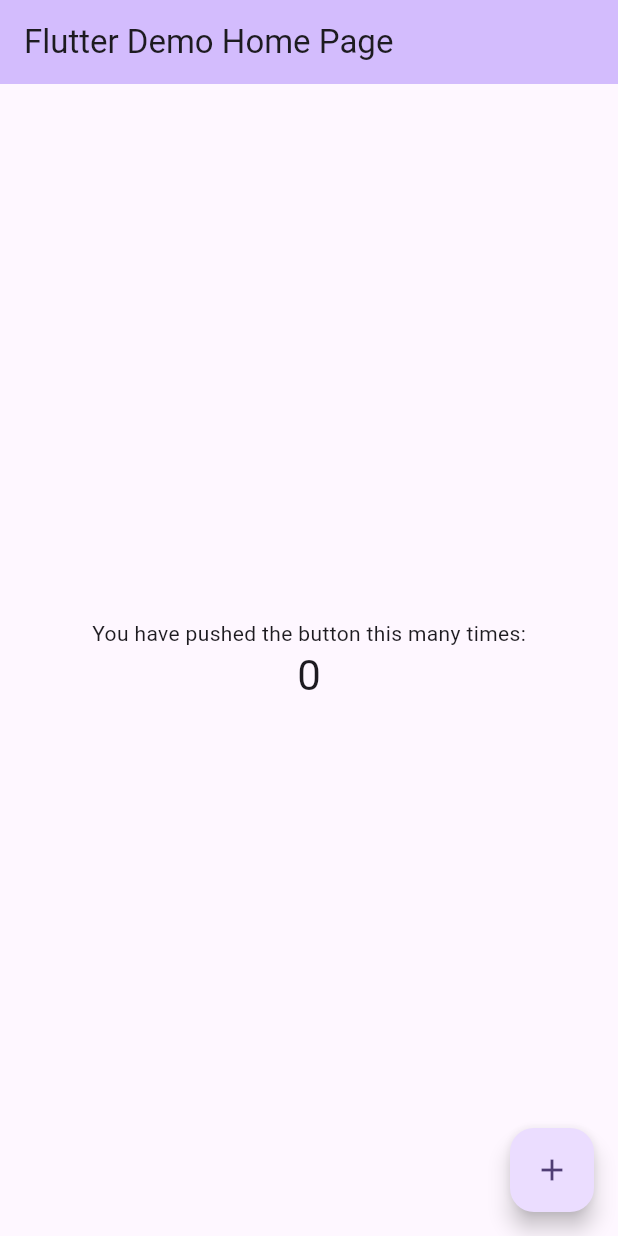
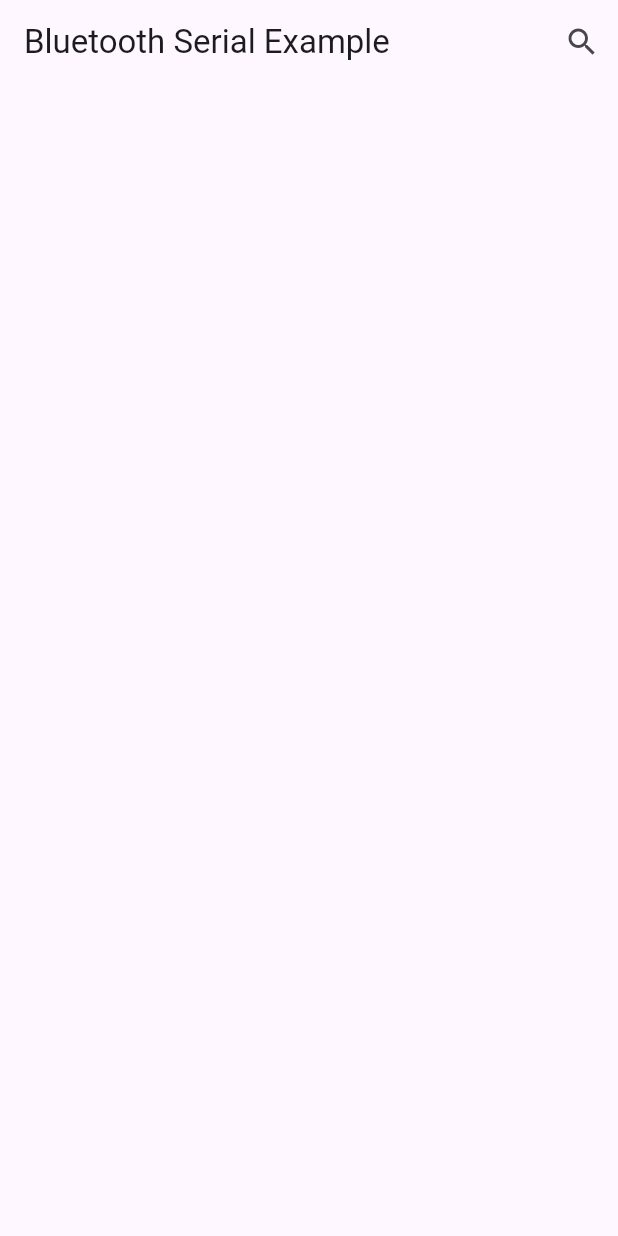
Before and after one commit to Embedded-System-Team1/Flutter, a Flutter app: the screen it shows after launch, on a phone screen of 412 x 824 dp. Run offline on Flutter 3.47's test engine with Material 3 defaults, Android fonts, the light colour scheme and no system bars; our stand-ins replace flutter_blue_plus.

Commit message:
:bug: Modify: flutter_blue_plus 라이브러리 사용

```diff
--- a/lib/main.dart
+++ b/lib/main.dart
@@ -1,125 +1,164 @@
+import 'dart:convert';
+import 'dart:async';
 import 'package:flutter/material.dart';
+import 'package:flutter_blue_plus/flutter_blue_plus.dart';
 
 void main() {
-  runApp(const MyApp());
+  runApp(MyApp());
 }
 
 class MyApp extends StatelessWidget {
-  const MyApp({super.key});
-
-  // This widget is the root of your application.
   @override
   Widget build(BuildContext context) {
     return MaterialApp(
-      title: 'Flutter Demo',
-      theme: ThemeData(
-        // This is the theme of your application.
-        //
-        // TRY THIS: Try running your application with "flutter run". You'll see
-        // the application has a purple toolbar. Then, without quitting the app,
-        // try changing the seedColor in the colorScheme below to Colors.green
-        // and then invoke "hot reload" (save your changes or press the "hot
-        // reload" button in a Flutter-supported IDE, or press "r" if you used
-        // the command line to start the app).
-        //
-        // Notice that the counter didn't reset back to zero; the application
-        // state is not lost during the reload. To reset the state, use hot
-        // restart instead.
-        //
-        // This works for code too, not just values: Most code changes can be
-        // tested with just a hot reload.
-        colorScheme: ColorScheme.fromSeed(seedColor: Colors.deepPurple),
-        useMaterial3: true,
-      ),
-      home: const MyHomePage(title: 'Flutter Demo Home Page'),
+      home: BluetoothSerialExample(),
     );
   }
 }
 
-class MyHomePage extends StatefulWidget {
-  const MyHomePage({super.key, required this.title});
+class BluetoothSerialExample extends StatefulWidget {
+  @override
+  _BluetoothSerialExampleState createState() => _BluetoothSerialExampleState();
+}
 
-  // This widget is the home page of your application. It is stateful, meaning
-  // that it has a State object (defined below) that contains fields that affect
-  // how it looks.
+class _BluetoothSerialExampleState extends State<BluetoothSerialExample> {
+  final List<BluetoothDevice> devicesList = [];
+  BluetoothDevice? connectedDevice;
+  List<BluetoothService>? bluetoothServices;
+  StreamSubscription? scanSubscription;
 
-  // This class is the configuration for the state. It holds the values (in this
-  // case the title) provided by the parent (in this case the App widget) and
-  // used by the build method of the State. Fields in a Widget subclass are
-  // always marked "final".
+  bool isScanning = false;
 
-  final String title;
+  void scanForDevices() {
+    if (isScanning) return;
+
+    setState(() {
+      isScanning = true;
+      devicesList.clear();
+    });
+
+    FlutterBluePlus.startScan(timeout: Duration(seconds: 4));
+    scanSubscription = FlutterBluePlus.scanResults.listen((results) {
+      for (ScanResult result in results) {
+        if (!devicesList.any((device) => device.id == result.device.id)) {
+          setState(() {
+            devicesList.add(result.device);
+          });
+        }
+      }
+    });
+
+    // 스캔 완료 후 상태 업데이트
+    FlutterBluePlus.stopScan().then((_) {
+      setState(() {
+        isScanning = false;
+      });
+    });
+  }
+
+  Future<void> connectToDevice(BluetoothDevice device) async {
+    try {
+      await device.connect();
+      setState(() {
+        connectedDevice = device;
+      });
+
+      bluetoothServices = await device.discoverServices();
+    } catch (e) {
+      print('Error connecting to device: $e');
+    }
+  }
+
+  void disconnectFromDevice() {
+    connectedDevice?.disconnect();
+    setState(() {
+      connectedDevice = null;
+      bluetoothServices = null;
+    });
+  }
+
+  void sendData(
+      BluetoothService service, BluetoothCharacteristic characteristic, String data) async {
+    try {
+      await characteristic.write(utf8.encode(data), withoutResponse: true);
+    } catch (e) {
+      print('Error sending data: $e');
+    }
+  }
+
+  void receiveData(BluetoothCharacteristic characteristic) async {
+    try {
+      characteristic.value.listen((value) {
+        print('Received data: ${utf8.decode(value)}');
+      });
+      await characteristic.setNotifyValue(true);
+    } catch (e) {
+      print('Error receiving data: $e');
+    }
+  }
 
   @override
-  State<MyHomePage> createState() => _MyHomePageState();
-}
-
-class _MyHomePageState extends State<MyHomePage> {
-  int _counter = 0;
-
-  void _incrementCounter() {
-    setState(() {
-      // This call to setState tells the Flutter framework that something has
-      // changed in this State, which causes it to rerun the build method below
-      // so that the display can reflect the updated values. If we changed
-      // _counter without calling setState(), then the build method would not be
-      // called again, and so nothing would appear to happen.
-      _counter++;
-    });
+  void dispose() {
+    scanSubscription?.cancel();
+    super.dispose();
   }
 
   @override
   Widget build(BuildContext context) {
-    // This method is rerun every time setState is called, for instance as done
-    // by the _incrementCounter method above.
-    //
-    // The Flutter framework has been optimized to make rerunning build methods
-    // fast, so that you can just rebuild anything that needs updating rather
-    // than having to individually change instances of widgets.
     return Scaffold(
       appBar: AppBar(
-        // TRY THIS: Try changing the color here to a specific color (to
-        // Colors.amber, perhaps?) and trigger a hot reload to see the AppBar
-        // change color while the other colors stay the same.
-        backgroundColor: Theme.of(context).colorScheme.inversePrimary,
-        // Here we take the value from the MyHomePage object that was created by
-        // the App.build method, and use it to set our appbar title.
-        title: Text(widget.title),
+        title: Text('Bluetooth Serial Example'),
+        actions: [
+          IconButton(
+            icon: isScanning
+                ? CircularProgressIndicator(color: Colors.white)
+                : Icon(Icons.search),
+            onPressed: scanForDevices,
+          ),
+        ],
       ),
-      body: Center(
-        // Center is a layout widget. It takes a single child and positions it
-        // in the middle of the parent.
-        child: Column(
-          // Column is also a layout widget. It takes a list of children and
-          // arranges them vertically. By default, it sizes itself to fit its
-          // children horizontally, and tries to be as tall as its parent.
-          //
-          // Column has various properties to control how it sizes itself and
-          // how it positions its children. Here we use mainAxisAlignment to
-          // center the children vertically; the main axis here is the vertical
-          // axis because Columns are vertical (the cross axis would be
-          // horizontal).
-          //
-          // TRY THIS: Invoke "debug painting" (choose the "Toggle Debug Paint"
-          // action in the IDE, or press "p" in the console), to see the
-          // wireframe for each widget.
-          mainAxisAlignment: MainAxisAlignment.center,
-          children: <Widget>[
-            const Text(
-              'You have pushed the button this many times:',
+      body: connectedDevice == null
+          ? ListView.builder(
+        itemCount: devicesList.length,
+        itemBuilder: (context, index) {
+          return ListTile(
+            title: Text(devicesList[index].name.isEmpty
+                ? 'Unknown Device'
+                : devicesList[index].name),
+            subtitle: Text(devicesList[index].id.toString()),
+            onTap: () => connectToDevice(devicesList[index]),
+          );
+        },
+      )
+          : Column(
+        children: [
+          Text('Connected to: ${connectedDevice!.name.isEmpty ? 'Unknown Device' : connectedDevice!.name}'),
+          ElevatedButton(
+            onPressed: disconnectFromDevice,
+            child: Text('Disconnect'),
+          ),
+          Expanded(
+            child: ListView.builder(
+              itemCount: bluetoothServices?.length ?? 0,
+              itemBuilder: (context, index) {
+                BluetoothService service = bluetoothServices![index];
+                return ExpansionTile(
+                  title: Text('Service: ${service.uuid}'),
+                  children: service.characteristics.map((characteristic) {
+                    return ListTile(
+                      title: Text('Characteristic: ${characteristic.uuid}'),
+                      onTap: () {
+                        sendData(service, characteristic, 'Hello Raspberry Pi');
+                        receiveData(characteristic);
+                      },
+                    );
+                  }).toList(),
+                );
+              },
             ),
-            Text(
-              '$_counter',
-              style: Theme.of(context).textTheme.headlineMedium,
-            ),
-          ],
-        ),
+          ),
+        ],
       ),
-      floatingActionButton: FloatingActionButton(
-        onPressed: _incrementCounter,
-        tooltip: 'Increment',
-        child: const Icon(Icons.add),
-      ), // This trailing comma makes auto-formatting nicer for build methods.
     );
   }
 }
--- a/pubspec.yaml
+++ b/pubspec.yaml
@@ -35,6 +35,9 @@ dependencies:
   # The following adds the Cupertino Icons font to your application.
   # Use with the CupertinoIcons class for iOS style icons.
   cupertino_icons: ^1.0.8
+  flutter_blue_plus: ^1.4.0
+
+
 
 dev_dependencies:
   flutter_test:
```
Also changed, not shown: pubspec.lock, 5 other files.
